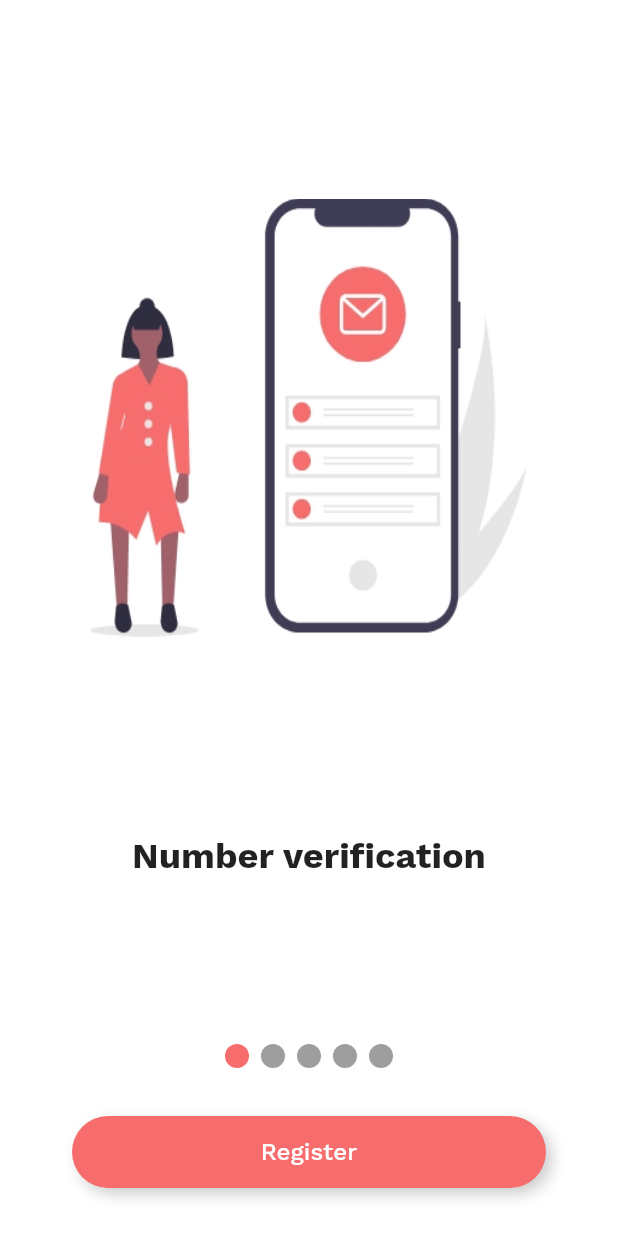
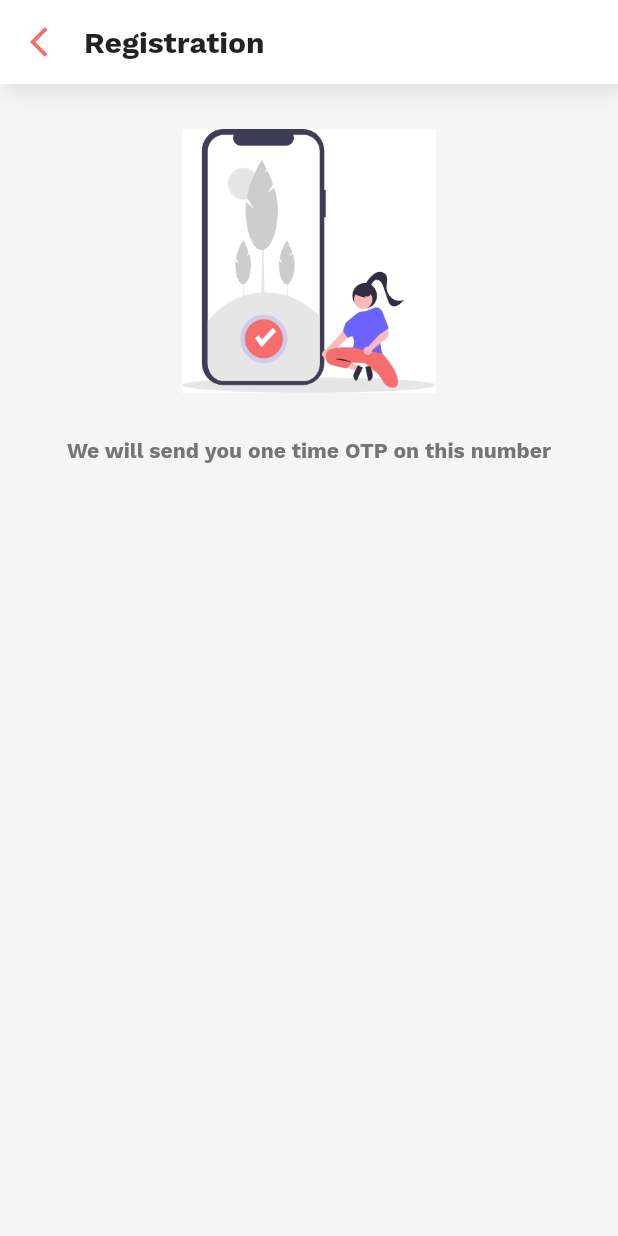
Before and after one commit to RRKawchar/chat_app_getx_with_firebase, a Flutter app: the screen it shows after launch, after a tap on "Register", on a phone screen of 412 x 824 dp. Run offline on Flutter 3.47's test engine with Material 2 defaults, Android fonts, the phone set to English and light mode, and no system bars; drawn by our look-alikes of smooth_page_indicator; our stand-ins replace country_picker, firebase_core, get; accounts and stored records are empty.

Commit message:
third commit

```diff
--- /dev/null
+++ b/lib/routes/routes.dart
@@ -0,0 +1,5 @@
+class Routes{
+
+  static const String SPLASH_SCREEN="/";
+  static const String NUMBER_SCREEN="/number_screen";
+}
--- a/lib/screen/introduction_screen.dart
+++ b/lib/screen/introduction_screen.dart
@@ -1,6 +1,8 @@
 import 'package:chat_app_using_getx/models/intro_models.dart';
+import 'package:chat_app_using_getx/screen/number_screen.dart';
 import 'package:chat_app_using_getx/widgets/intro_view.dart';
 import 'package:flutter/material.dart';
+import 'package:get/get.dart';
 import 'package:smooth_page_indicator/smooth_page_indicator.dart';
 
 class IntroductionScreen extends StatelessWidget {
@@ -71,7 +73,9 @@ class IntroductionScreen extends StatelessWidget {
               child: Material(
                 color: Colors.transparent,
                 child: InkWell(
-                  onTap: () {},
+                  onTap: () {
+                    Get.to(const NumberScreen());
+                  },
                   borderRadius: BorderRadius.circular(24),
                   child:const Center(
                     child: Text(
--- /dev/null
+++ b/lib/screen/number_screen.dart
@@ -0,0 +1,122 @@
+import 'package:country_picker/country_picker.dart';
+import 'package:flutter/material.dart';
+import 'package:get/get.dart';
+
+class NumberScreen extends StatelessWidget {
+  const NumberScreen({Key? key}) : super(key: key);
+
+  @override
+  Widget build(BuildContext context) {
+    return Scaffold(
+      body: InkWell(
+        splashColor: Colors.transparent,
+        highlightColor: Colors.transparent,
+        focusColor: Colors.transparent,
+        onTap: () {
+          FocusScope.of(context).requestFocus(FocusNode());
+        },
+        child: Column(
+          children: [
+            Padding(
+              padding: EdgeInsets.only(top: MediaQuery.of(context).padding.top),
+              child: Container(
+                height: AppBar().preferredSize.height,
+                decoration: BoxDecoration(boxShadow: [
+                  BoxShadow(
+                      color: Theme.of(context).disabledColor.withOpacity(0.1),
+                      offset: const Offset(4, 4),
+                      blurRadius: 10)
+                ], color: Theme.of(context).backgroundColor),
+                child: Row(
+                  children: [
+                    Padding(
+                      padding: EdgeInsets.only(left: 8),
+                      child: Container(
+                        width: AppBar().preferredSize.height - 8,
+                        height: AppBar().preferredSize.height - 8,
+                        child: Material(
+                          color: Colors.transparent,
+                          child: InkWell(
+                            borderRadius: BorderRadius.circular(32),
+                            onTap: () {
+                              Get.back();
+                            },
+                            child: Padding(
+                              padding: EdgeInsets.all(8),
+                              child: Icon(
+                                Icons.arrow_back_ios,
+                                color: Theme.of(context).primaryColor,
+                              ),
+                            ),
+                          ),
+                        ),
+                      ),
+                    ),
+                    Expanded(
+                        child: Text(
+                      "Registration",
+                      style:
+                          TextStyle(fontSize: 20, fontWeight: FontWeight.bold),
+                    ))
+                  ],
+                ),
+              ),
+            ),
+            Expanded(
+                child: SingleChildScrollView(
+              child: Column(
+                mainAxisAlignment: MainAxisAlignment.spaceBetween,
+                crossAxisAlignment: CrossAxisAlignment.center,
+                children: [
+                  Padding(
+                    padding: EdgeInsets.all(30),
+                    child: AspectRatio(
+                      aspectRatio: 2,
+                      child: Image.asset("assets/images/otp.jpg"),
+                    ),
+                  ),
+                  Container(
+                    child: Padding(
+                      padding: const EdgeInsets.only(left: 20, right: 20),
+                      child: Text(
+                        "We will send you one time OTP on this number",
+                        textAlign: TextAlign.center,
+                        style: TextStyle(
+                            fontWeight: FontWeight.bold,
+                            color: Colors.grey.shade600),
+                      ),
+                    ),
+                  ),
+                  Padding(
+                    padding:const EdgeInsets.only(left: 24, right: 24, top: 40),
+                    child: Row(
+                      mainAxisAlignment: MainAxisAlignment.spaceEvenly,
+                      crossAxisAlignment: CrossAxisAlignment.start,
+                      children: [
+                         Container(
+                           height: 48,
+                           decoration: BoxDecoration(
+                             color: Theme.of(context).backgroundColor,
+                             borderRadius: BorderRadius.circular(30),
+                             boxShadow: [
+                               BoxShadow(
+                                 color: Theme.of(context).disabledColor.withOpacity(0.1),
+                                 offset:const Offset(4,4),
+                                 blurRadius: 10
+                               )
+                             ]
+                           ),
+
+                         )
+                      ],
+                    ),
+                  )
+                ],
+              ),
+            ))
+          ],
+        ),
+      ),
+    );
+  }
+}
--- a/pubspec.yaml
+++ b/pubspec.yaml
@@ -42,6 +42,11 @@ dependencies:
   cloud_firestore: ^3.5.1
   get: ^4.6.5
   smooth_page_indicator: ^1.0.0+2
+  pin_input_text_field: ^4.2.0
+  loading_overlay: ^0.3.0
+  flutter_spinkit: ^5.1.0
+  country_picker: ^2.0.16
+
 
 dev_dependencies:
   flutter_test:
```
Also changed, not shown: lib/main.dart (+3 -89 lines), pubspec.lock.
